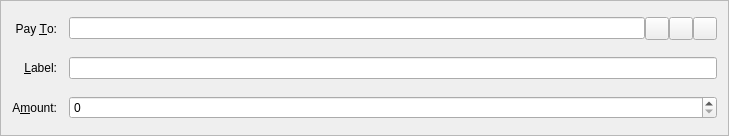
Old version of the form src/qt/forms/sendcoinsentry.ui in the repository LIMXTEC/B3-CoinV2.
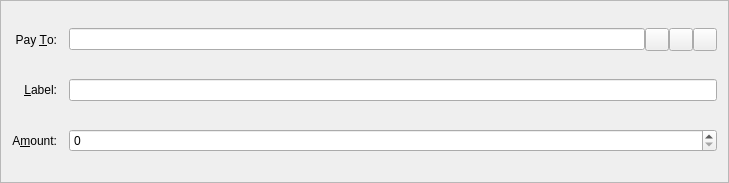
New version of the form. Icons and pictures are not drawn. Custom widgets are drawn as their Qt base class.

Diff of the .ui file:
```diff
--- a/src/qt/forms/sendcoinsentry.ui
+++ b/src/qt/forms/sendcoinsentry.ui
@@ -7,7 +7,7 @@
     <x>0</x>
     <y>0</y>
     <width>729</width>
-    <height>136</height>
+    <height>183</height>
    </rect>
   </property>
   <property name="windowTitle">
```
Left out of the diff: 80 changed lines with no effect on the pictures.
